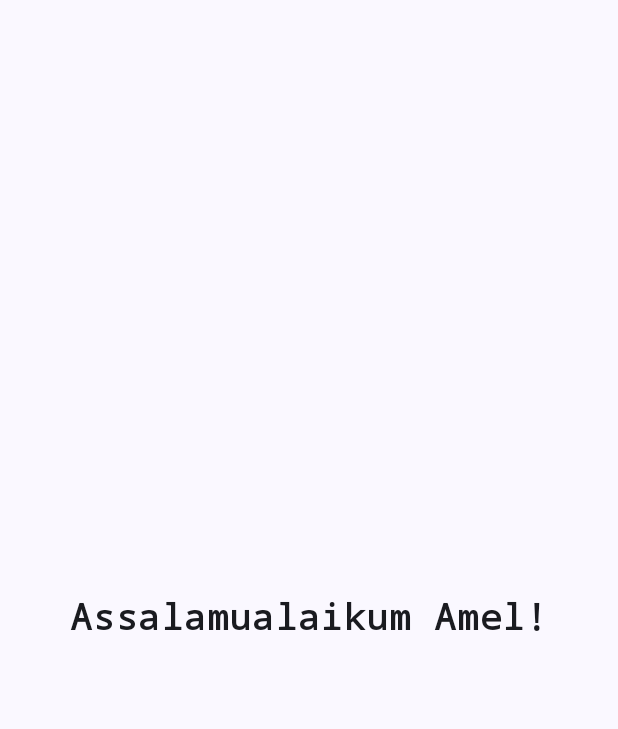
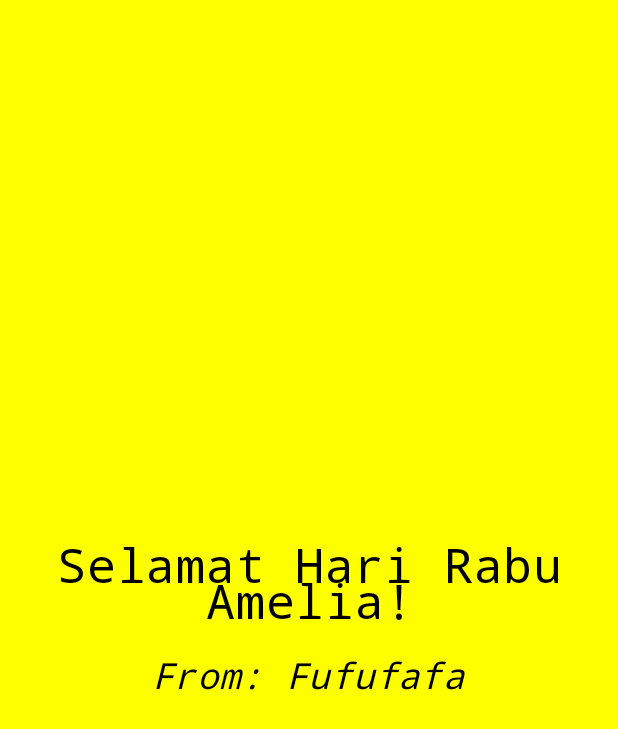
Before and after one commit to ameliazsabrina/android-test, an Android app built with Jetpack Compose: the screen it shows after launch (MainActivity), on a phone screen of 412 x 824 dp. Shown: the top 729 px of the screen. Run offline under Robolectric (Android 15) with nearby library versions, the phone set to English and light mode, and no system bars.

Commit message:
feat: change functions

```diff
--- a/app/src/main/java/com/example/testing/MainActivity.kt
+++ b/app/src/main/java/com/example/testing/MainActivity.kt
@@ -4,16 +4,19 @@ import android.os.Bundle
 import androidx.activity.ComponentActivity
 import androidx.activity.compose.setContent
 import androidx.activity.enableEdgeToEdge
-import androidx.compose.foundation.layout.Box
+import androidx.compose.foundation.background
+import androidx.compose.foundation.layout.Arrangement
+import androidx.compose.foundation.layout.Column
 import androidx.compose.foundation.layout.fillMaxSize
+import androidx.compose.foundation.layout.fillMaxWidth
 import androidx.compose.foundation.layout.padding
-import androidx.compose.material3.Scaffold
 import androidx.compose.material3.Text
 import androidx.compose.runtime.Composable
 import androidx.compose.ui.Alignment
 import androidx.compose.ui.Modifier
-import androidx.compose.ui.text.font.FontWeight
+import androidx.compose.ui.text.style.TextAlign
 import androidx.compose.ui.tooling.preview.Preview
+import androidx.compose.ui.unit.dp
 import androidx.compose.ui.unit.sp
 import com.example.testing.ui.theme.TestingTheme
 
@@ -23,35 +26,51 @@ class MainActivity : ComponentActivity() {
         enableEdgeToEdge()
         setContent {
             TestingTheme {
-                Scaffold(modifier = Modifier.fillMaxSize()) { innerPadding ->
-                    Greeting(
-                        name = "Amel",
-                        modifier = Modifier.padding(innerPadding)
-                    )
-                }
+                KartuHariRaya(
+                    message = "Selamat Hari Rabu",
+                    name = "Amelia",
+                    from = "Fufufafa"
+                )
             }
         }
     }
 }
 
 @Composable
-fun Greeting(name: String, modifier: Modifier = Modifier) {
-    Box(
-        contentAlignment = Alignment.Center,
-        modifier = modifier.fillMaxSize()
+fun KartuHariRaya(message: String, name: String, from: String, modifier: Modifier = Modifier) {
+    Column(
+        verticalArrangement = Arrangement.Center,
+        modifier = modifier
+            .fillMaxSize()
+//            .padding(16.dp)
+            .background(color = androidx.compose.ui.graphics.Color.Yellow)
     ) {
         Text(
-            text = "Assalamualaikum $name!",
+            text = "$message $name!",
+            fontSize = 32.sp,
+            textAlign = TextAlign.Center,
+            modifier = Modifier
+                .fillMaxWidth()
+                .padding(bottom = 16.dp)
+        )
+        Text(
+            text = "From: $from",
             fontSize = 24.sp,
-            fontWeight = FontWeight.Bold
+            fontStyle = androidx.compose.ui.text.font.FontStyle.Italic,
+            modifier = Modifier
+                .align(Alignment.CenterHorizontally)
         )
     }
 }
 
 @Preview(showBackground = true)
 @Composable
-fun GreetingPreview() {
+fun KartuHariRayaPreview() {
     TestingTheme {
-        Greeting("Android")
+        KartuHariRaya(
+            message = "Selamat Hari Rabu!",
+            name = "Amelia",
+            from = "Fufufafa"
+        )
     }
 }
```
